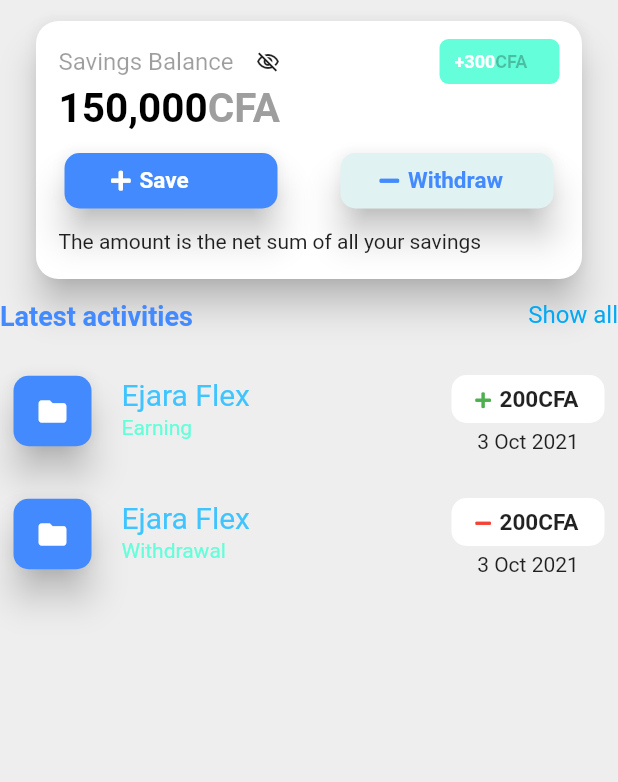
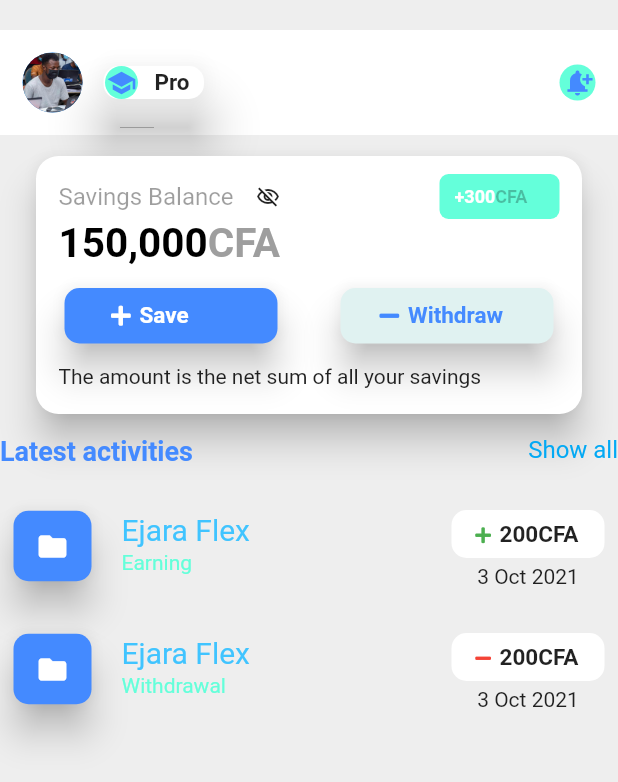
Before and after one commit to asamoah-fred/Accounts-Profile, a Flutter app: the screen it shows after launch, on a phone screen of 412 x 824 dp. Shown: the top 782 px of the screen. Run offline on Flutter 3.47's test engine with Material 2 defaults, Android fonts, the phone set to English and light mode, and no system bars; our stand-ins replace font_awesome_flutter.

Commit message:
Called CustomCard in Profile Page

```diff
--- a/lib/profile.dart
+++ b/lib/profile.dart
@@ -6,6 +6,7 @@
 import 'package:flutter/painting.dart';
 import 'package:flutter/widgets.dart';
 import 'package:font_awesome_flutter/font_awesome_flutter.dart';
+import 'package:my_accounts_profile/custom_card.dart';
 import 'package:my_accounts_profile/transactions.dart';
 
 class Profile extends StatelessWidget {
@@ -21,7 +22,12 @@
       // ),
       body: Column(
         children: [
-
+          CustomCard(
+            proPic: 'images/2.jpg',
+            icon: (Icons.school),
+            status: 'Pro',
+            notify: (Icons.notification_add),
+          ),
           Expanded(
             child: SingleChildScrollView(
               child: Column(
```
